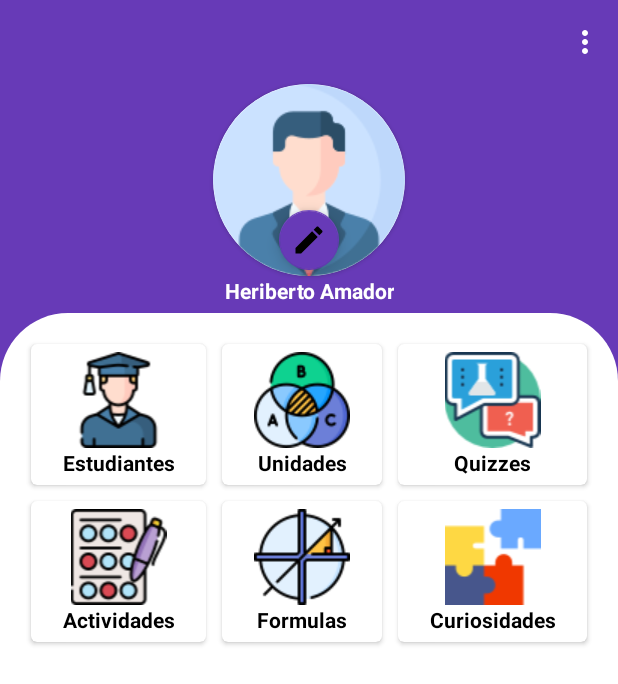
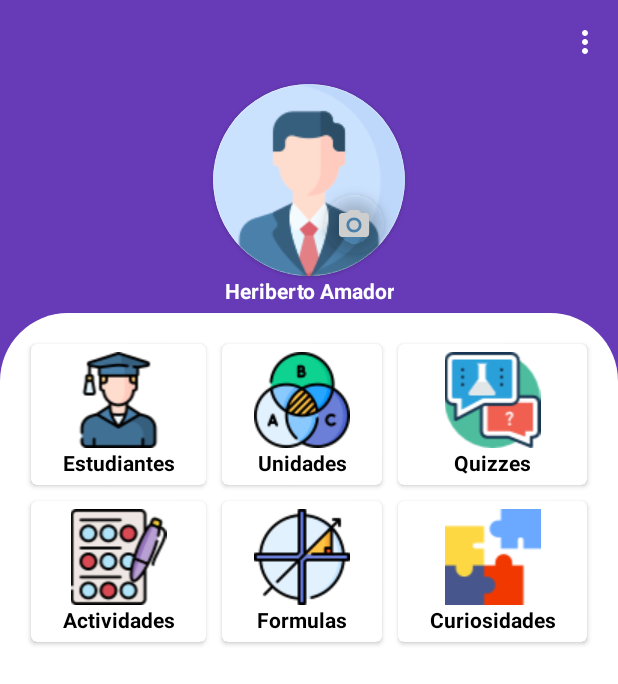
Before and after one commit to MelHerrera/LaEsperanzaCollege, an Android app: the screen it shows after launch (DashActivity), after a tap on "INICIAR SESIÓN", on a phone screen of 412 x 824 dp. Shown: the top 684 px of the screen. Run offline under Robolectric (Android 15) with nearby library versions, the phone set to English and light mode, and no system bars; 3 statements that could not run were skipped; 1 other tap on this screen came first.

Commit message:
Agregar icono de la camara

```diff
--- a/app/src/main/java/com/app/laesperanzacollege/fragmentos/AdminFragment.kt
+++ b/app/src/main/java/com/app/laesperanzacollege/fragmentos/AdminFragment.kt
@@ -14,6 +14,7 @@ import androidx.fragment.app.Fragment
 import com.app.laesperanzacollege.*
 import com.app.laesperanzacollege.Preferencias
 import com.app.laesperanzaedm.model.Usuario
+import kotlinx.android.synthetic.main.fragment_admin1.*
 import kotlinx.android.synthetic.main.fragment_admin1.view.*
 import java.util.*
 
--- /dev/null
+++ b/app/src/main/res/drawable/ic_camera.xml
@@ -0,0 +1,6 @@
+<vector android:height="24dp" android:tint="#E0E0E1"
+    android:viewportHeight="24" android:viewportWidth="24"
+    android:width="24dp" xmlns:android="http://schemas.android.com/apk/res/android">
+  <path android:fillColor="@android:color/white" android:pathData="M12,12m-3.2,0a3.2,3.2 0,1 1,6.4 0a3.2,3.2 0,1 1,-6.4 0"/>
+  <path android:fillColor="@android:color/white" android:pathData="M9,2L7.17,4L4,4c-1.1,0 -2,0.9 -2,2v12c0,1.1 0.9,2 2,2h16c1.1,0 2,-0.9 2,-2L22,6c0,-1.1 -0.9,-2 -2,-2h-3.17L15,2L9,2zM12,17c-2.76,0 -5,-2.24 -5,-5s2.24,-5 5,-5 5,2.24 5,5 -2.24,5 -5,5z"/>
+</vector>
--- a/app/src/main/res/layout/fragment_admin1.xml
+++ b/app/src/main/res/layout/fragment_admin1.xml
@@ -31,9 +31,10 @@
                         android:layout_width="wrap_content"
                         android:layout_height="wrap_content"
                         app:fabSize="mini"
-                        app:backgroundTint="@color/colorPrimary"
-                        android:layout_gravity="center|bottom"
-                        android:src="@drawable/ic_edit"/>
+                        style="@style/Theme_Camera"
+                        android:layout_margin="@dimen/medium_margin"
+                        android:layout_gravity="bottom|end"
+                        android:src="@drawable/ic_camera"/>
 
                 </androidx.cardview.widget.CardView>
 
--- a/app/src/main/res/values/styles.xml
+++ b/app/src/main/res/values/styles.xml
@@ -14,6 +14,11 @@
     <style name="AgregarPreguntaFABTheme" parent="Widget.Design.FloatingActionButton">
         <item name="colorAccent">@color/colorAccent</item>
         <item name="tint">@android:color/white</item>
+    </style>
+
+    <style name="Theme_Camera" parent="Theme.AppCompat.Light.NoActionBar">
+        <item name="backgroundTint">@android:color/transparent</item>
+        <item name="tint">#CFCECE</item>
     </style>
 
     <style name="AgregarUnidadFABTheme" parent="Theme.MaterialComponents.Light.NoActionBar">
```
